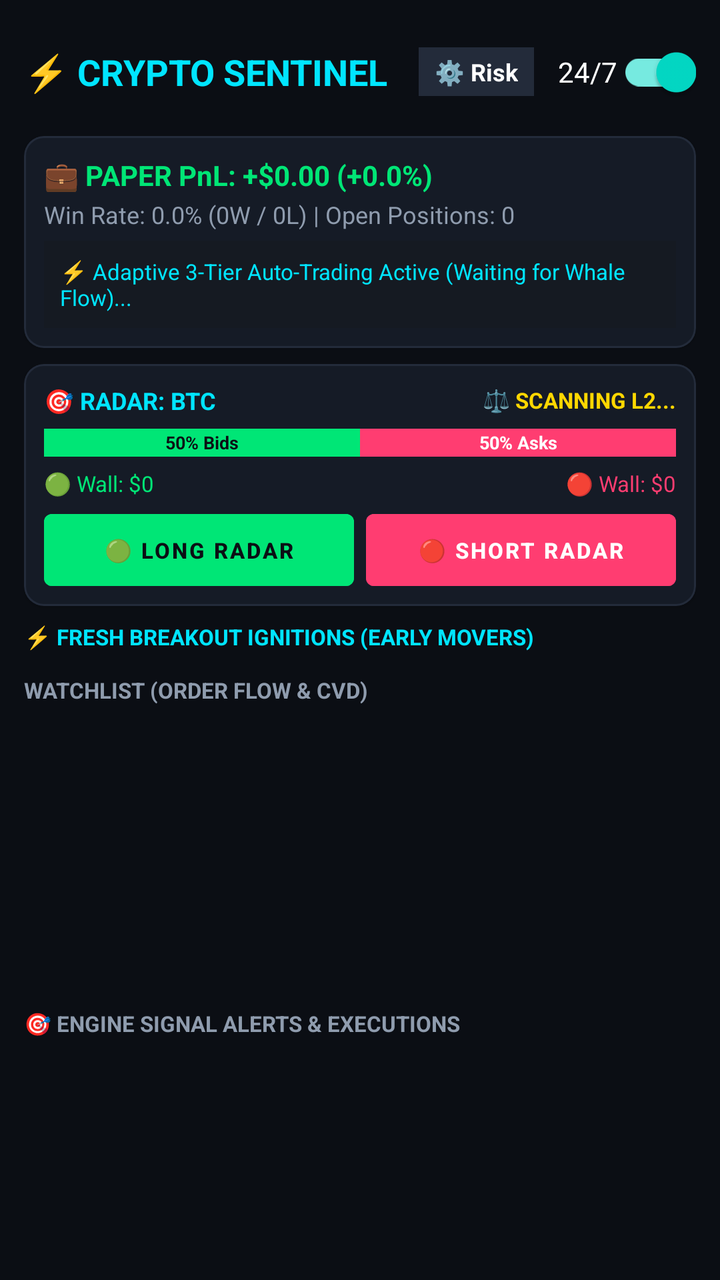
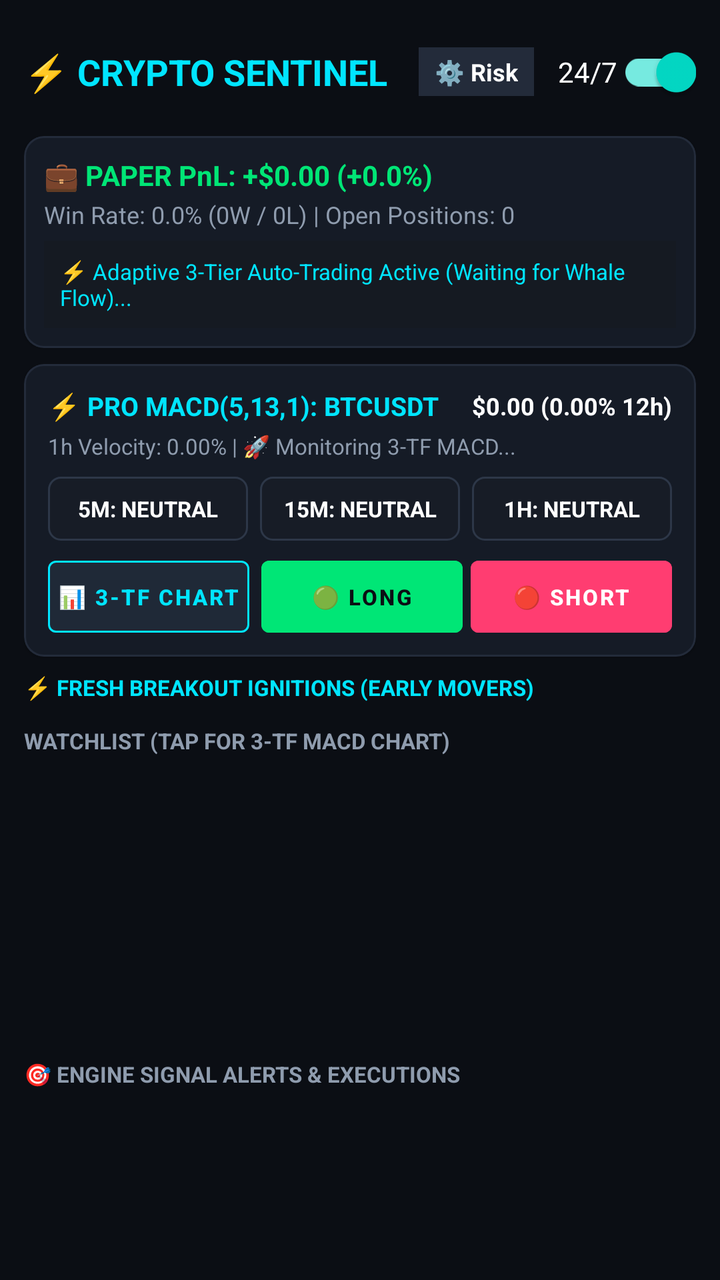

The first picture is an Android layout as it rendered before a commit; the second is the same layout after the commit. The layout source and the unified diff follow.
<!-- AndroidManifest.xml: application theme Theme.CryptoSentinel -->
<!-- res/layout/activity_main.xml -->
<?xml version="1.0" encoding="utf-8"?>
<LinearLayout xmlns:android="http://schemas.android.com/apk/res/android"
    xmlns:app="http://schemas.android.com/apk/res-auto"
    android:layout_width="match_parent"
    android:layout_height="match_parent"
    android:background="@color/bg_dark"
    android:orientation="vertical"
    android:padding="12dp">

    
    <LinearLayout
        android:layout_width="match_parent"
        android:layout_height="wrap_content"
        android:gravity="center_vertical"
        android:orientation="horizontal">

        <TextView
            android:layout_width="0dp"
            android:layout_height="wrap_content"
            android:layout_weight="1"
            android:text="⚡ CRYPTO SENTINEL"
            android:textColor="@color/primary_cyan"
            android:textSize="18sp"
            android:textStyle="bold" />

        <TextView
            android:id="@+id/btnOpenSettings"
            android:layout_width="wrap_content"
            android:layout_height="wrap_content"
            android:layout_marginEnd="12dp"
            android:background="@color/card_border"
            android:clickable="true"
            android:focusable="true"
            android:paddingHorizontal="8dp"
            android:paddingVertical="4dp"
            android:text="⚙️ Risk"
            android:textColor="@color/text_white"
            android:textSize="12sp"
            android:textStyle="bold" />

        <com.google.android.material.switchmaterial.SwitchMaterial
            android:id="@+id/switchService"
            android:layout_width="wrap_content"
            android:layout_height="wrap_content"
            android:checked="true"
            android:text="24/7"
            android:textColor="@color/text_white" />
    </LinearLayout>

    
    <com.google.android.material.card.MaterialCardView
        android:layout_width="match_parent"
        android:layout_height="wrap_content"
        android:layout_marginTop="8dp"
        app:cardBackgroundColor="@color/card_bg"
        app:cardCornerRadius="10dp"
        app:strokeColor="@color/card_border"
        app:strokeWidth="1dp">

        <LinearLayout
            android:layout_width="match_parent"
            android:layout_height="wrap_content"
            android:orientation="vertical"
            android:padding="10dp">

            <TextView
                android:id="@+id/tvPaperPnl"
                android:layout_width="wrap_content"
                android:layout_height="wrap_content"
                android:text="💼 PAPER PnL: +$0.00 (+0.0%)"
                android:textColor="@color/neon_green"
                android:textSize="14sp"
                android:textStyle="bold" />

            <TextView
                android:id="@+id/tvPaperWinRate"
                android:layout_width="wrap_content"
                android:layout_height="wrap_content"
                android:layout_marginTop="2dp"
                android:text="Win Rate: 0.0% (0W / 0L) | Open Positions: 0"
                android:textColor="@color/text_dim"
                android:textSize="12sp" />

            
            <TextView
                android:id="@+id/tvPositionsEmpty"
                android:layout_width="match_parent"
                android:layout_height="wrap_content"
                android:layout_marginTop="5dp"
                android:background="#151A22"
                android:padding="8dp"
                android:text="⚡ Adaptive 3-Tier Auto-Trading Active (Waiting for Whale Flow)..."
                android:textColor="@color/primary_cyan"
                android:textSize="11sp" />

            
            <androidx.recyclerview.widget.RecyclerView
                android:id="@+id/rvActivePositions"
                android:layout_width="match_parent"
                android:layout_height="wrap_content"
                android:layout_marginTop="2dp"
                android:nestedScrollingEnabled="false"
                android:visibility="gone" />
        </LinearLayout>
    </com.google.android.material.card.MaterialCardView>

    
    <com.google.android.material.card.MaterialCardView
        android:layout_width="match_parent"
        android:layout_height="wrap_content"
        android:layout_marginTop="8dp"
        app:cardBackgroundColor="@color/card_bg"
        app:cardCornerRadius="10dp"
        app:strokeColor="@color/card_border"
        app:strokeWidth="1dp">

        <LinearLayout
            android:layout_width="match_parent"
            android:layout_height="wrap_content"
            android:orientation="vertical"
            android:padding="10dp">

            <LinearLayout
                android:layout_width="match_parent"
                android:layout_height="wrap_content"
                android:gravity="center_vertical"
                android:orientation="horizontal">

                <TextView
                    android:id="@+id/tvRadarSymbol"
                    android:layout_width="0dp"
                    android:layout_height="wrap_content"
                    android:layout_weight="1"
                    android:text="🎯 RADAR: BTC"
                    android:textColor="@color/primary_cyan"
                    android:textSize="12sp"
                    android:textStyle="bold" />

                <TextView
                    android:id="@+id/tvRadarStatus"
                    android:layout_width="wrap_content"
                    android:layout_height="wrap_content"
                    android:text="⚖️ SCANNING L2..."
                    android:textColor="@color/gold_accent"
                    android:textSize="11sp"
                    android:textStyle="bold" />
            </LinearLayout>

            
            <LinearLayout
                android:layout_width="match_parent"
                android:layout_height="14dp"
                android:layout_marginTop="6dp"
                android:orientation="horizontal">

                <TextView
                    android:id="@+id/barBids"
                    android:layout_width="0dp"
                    android:layout_height="match_parent"
                    android:layout_weight="50"
                    android:background="@color/neon_green"
                    android:gravity="center"
                    android:text="50% Bids"
                    android:textColor="@color/bg_dark"
                    android:textSize="9sp"
                    android:textStyle="bold" />

                <TextView
                    android:id="@+id/barAsks"
                    android:layout_width="0dp"
                    android:layout_height="match_parent"
                    android:layout_weight="50"
                    android:background="@color/neon_red"
                    android:gravity="center"
                    android:text="50% Asks"
                    android:textColor="@color/text_white"
                    android:textSize="9sp"
                    android:textStyle="bold" />
            </LinearLayout>

            
            <LinearLayout
                android:layout_width="match_parent"
                android:layout_height="wrap_content"
                android:layout_marginTop="6dp"
                android:orientation="horizontal">

                <TextView
                    android:id="@+id/tvBidWall"
                    android:layout_width="0dp"
                    android:layout_height="wrap_content"
                    android:layout_weight="1"
                    android:text="🟢 Wall: $0"
                    android:textColor="@color/neon_green"
                    android:textSize="11sp" />

                <TextView
                    android:id="@+id/tvAskWall"
                    android:layout_width="0dp"
                    android:layout_height="wrap_content"
                    android:layout_weight="1"
                    android:gravity="end"
                    android:text="🔴 Wall: $0"
                    android:textColor="@color/neon_red"
                    android:textSize="11sp" />
            </LinearLayout>

            
            <LinearLayout
                android:layout_width="match_parent"
                android:layout_height="wrap_content"
                android:layout_marginTop="8dp"
                android:orientation="horizontal">

                <com.google.android.material.button.MaterialButton
                    android:id="@+id/btnRadarLong"
                    android:layout_width="0dp"
                    android:layout_height="36dp"
                    android:layout_marginEnd="6dp"
                    android:layout_weight="1"
                    android:backgroundTint="@color/neon_green"
                    android:insetTop="0dp"
                    android:insetBottom="0dp"
                    android:padding="0dp"
                    android:text="🟢 LONG RADAR"
                    android:textColor="@color/bg_dark"
                    android:textSize="11sp"
                    android:textStyle="bold" />

                <com.google.android.material.button.MaterialButton
                    android:id="@+id/btnRadarShort"
                    android:layout_width="0dp"
                    android:layout_height="36dp"
                    android:layout_weight="1"
                    android:backgroundTint="@color/neon_red"
                    android:insetTop="0dp"
                    android:insetBottom="0dp"
                    android:padding="0dp"
                    android:text="🔴 SHORT RADAR"
                    android:textColor="@color/text_white"
                    android:textSize="11sp"
                    android:textStyle="bold" />
            </LinearLayout>

        </LinearLayout>
    </com.google.android.material.card.MaterialCardView>

    
    <TextView
        android:id="@+id/tvStoriesHeader"
        android:layout_width="wrap_content"
        android:layout_height="wrap_content"
        android:layout_marginTop="8dp"
        android:layout_marginBottom="4dp"
        android:text="📖 TRADE STORY (RECENT EXITS - TAP FOR CHART)"
        android:textColor="@color/text_dim"
        android:textSize="11sp"
        android:textStyle="bold"
        android:visibility="gone" />

    
    <androidx.recyclerview.widget.RecyclerView
        android:id="@+id/rvStories"
        android:layout_width="match_parent"
        android:layout_height="wrap_content"
        android:clipToPadding="false"
        android:visibility="gone" />

    
    <TextView
        android:layout_width="wrap_content"
        android:layout_height="wrap_content"
        android:layout_marginTop="8dp"
        android:layout_marginBottom="4dp"
        android:text="⚡ FRESH BREAKOUT IGNITIONS (EARLY MOVERS)"
        android:textColor="@color/primary_cyan"
        android:textSize="11sp"
        android:textStyle="bold" />

    
    <androidx.recyclerview.widget.RecyclerView
        android:id="@+id/rvGainers"
        android:layout_width="match_parent"
        android:layout_height="wrap_content"
        android:clipToPadding="false"
        android:orientation="horizontal" />

    
    <TextView
        android:layout_width="wrap_content"
        android:layout_height="wrap_content"
        android:layout_marginTop="8dp"
        android:layout_marginBottom="4dp"
        android:text="WATCHLIST (ORDER FLOW &amp; CVD)"
        android:textColor="@color/text_dim"
        android:textSize="11sp"
        android:textStyle="bold" />

    
    <androidx.recyclerview.widget.RecyclerView
        android:id="@+id/rvCoins"
        android:layout_width="match_parent"
        android:layout_height="140dp"
        android:clipToPadding="false"
        android:scrollbars="vertical" />

    
    <TextView
        android:layout_width="wrap_content"
        android:layout_height="wrap_content"
        android:layout_marginTop="8dp"
        android:layout_marginBottom="4dp"
        android:text="🎯 ENGINE SIGNAL ALERTS &amp; EXECUTIONS"
        android:textColor="@color/text_dim"
        android:textSize="11sp"
        android:textStyle="bold" />

    
    <androidx.recyclerview.widget.RecyclerView
        android:id="@+id/rvAlerts"
        android:layout_width="match_parent"
        android:layout_height="0dp"
        android:layout_weight="1"
        android:clipToPadding="false"
        android:scrollbars="vertical" />

</LinearLayout>
<!-- resources referenced by this layout -->
<resources>
  <color name="bg_dark">#0B0E14</color>
  <color name="card_bg">#151B26</color>
  <color name="card_border">#232B3A</color>
  <color name="gold_accent">#FFD700</color>
  <color name="neon_green">#00E676</color>
  <color name="neon_red">#FF3D71</color>
  <color name="primary_cyan">#00E5FF</color>
  <color name="text_dim">#8F9CAE</color>
  <color name="text_white">#FFFFFF</color>
  <style name="Theme.CryptoSentinel" parent="Theme.MaterialComponents.DayNight.NoActionBar">
          <item name="colorPrimary">@color/primary_cyan</item>
          <item name="colorPrimaryVariant">@color/primary_cyan</item>
          <item name="colorOnPrimary">@color/bg_dark</item>
          <item name="android:windowBackground">@color/bg_dark</item>
          <item name="android:statusBarColor">@color/bg_dark</item>
          <item name="android:navigationBarColor">@color/bg_dark</item>
      </style>
</resources>

<!-- the commit's change to res/layout/activity_main.xml (unified diff, before → after) -->
@@ -106,6 +106,7 @@
 
     
     <com.google.android.material.card.MaterialCardView
+        android:id="@+id/cardProEngine"
         android:layout_width="match_parent"
         android:layout_height="wrap_content"
         android:layout_marginTop="8dp"
@@ -118,7 +119,7 @@
             android:layout_width="match_parent"
             android:layout_height="wrap_content"
             android:orientation="vertical"
-            android:padding="10dp">
+            android:padding="12dp">
 
             <LinearLayout
                 android:layout_width="match_parent"
@@ -127,54 +128,78 @@
                 android:orientation="horizontal">
 
                 <TextView
-                    android:id="@+id/tvRadarSymbol"
+                    android:id="@+id/tvProSymbol"
                     android:layout_width="0dp"
                     android:layout_height="wrap_content"
                     android:layout_weight="1"
-                    android:text="🎯 RADAR: BTC"
+                    android:text="⚡ PRO MACD(5,13,1): BTCUSDT"
                     android:textColor="@color/primary_cyan"
-                    android:textSize="12sp"
-                    android:textStyle="bold" />
-
-                <TextView
-                    android:id="@+id/tvRadarStatus"
+                    android:textSize="13sp"
+                    android:textStyle="bold" />
+
+                <TextView
+                    android:id="@+id/tvProPrice"
                     android:layout_width="wrap_content"
                     android:layout_height="wrap_content"
-                    android:text="⚖️ SCANNING L2..."
-                    android:textColor="@color/gold_accent"
-                    android:textSize="11sp"
+                    android:text="$0.00 (0.00% 12h)"
+                    android:textColor="@color/text_white"
+                    android:textSize="12sp"
                     android:textStyle="bold" />
             </LinearLayout>
+
+            <TextView
+                android:id="@+id/tvProVelocity"
+                android:layout_width="match_parent"
+                android:layout_height="wrap_content"
+                android:layout_marginTop="4dp"
+                android:text="1h Velocity: 0.00% | 🚀 Monitoring 3-TF MACD..."
+                android:textColor="@color/text_dim"
+                android:textSize="11sp" />
 
             
             <LinearLayout
                 android:layout_width="match_parent"
-                android:layout_height="14dp"
-                android:layout_marginTop="6dp"
+                android:layout_height="wrap_content"
+                android:layout_marginTop="8dp"
                 android:orientation="horizontal">
 
                 <TextView
-                    android:id="@+id/barBids"
-                    android:layout_width="0dp"
-                    android:layout_height="match_parent"
-                    android:layout_weight="50"
-                    android:background="@color/neon_green"
+                    android:id="@+id/tvProBadge5m"
+                    android:layout_width="0dp"
+                    android:layout_height="32dp"
+                    android:layout_marginEnd="4dp"
+                    android:layout_weight="1"
+                    android:background="@drawable/bg_pro_badge_neutral"
                     android:gravity="center"
-                    android:text="50% Bids"
-                    android:textColor="@color/bg_dark"
-                    android:textSize="9sp"
-                    android:textStyle="bold" />
-
-                <TextView
-                    android:id="@+id/barAsks"
-                    android:layout_width="0dp"
-                    android:layout_height="match_parent"
-                    android:layout_weight="50"
-                    android:background="@color/neon_red"
+                    android:text="5M: NEUTRAL"
+                    android:textColor="@color/text_white"
+                    android:textSize="11sp"
+                    android:textStyle="bold" />
+
+                <TextView
+                    android:id="@+id/tvProBadge15m"
+                    android:layout_width="0dp"
+                    android:layout_height="32dp"
+                    android:layout_marginHorizontal="2dp"
+                    android:layout_weight="1"
+                    android:background="@drawable/bg_pro_badge_neutral"
                     android:gravity="center"
-                    android:text="50% Asks"
-                    android:textColor="@color/text_white"
-                    android:textSize="9sp"
+                    android:text="15M: NEUTRAL"
+                    android:textColor="@color/text_white"
+                    android:textSize="11sp"
+                    android:textStyle="bold" />
+
+                <TextView
+                    android:id="@+id/tvProBadge1h"
+                    android:layout_width="0dp"
+                    android:layout_height="32dp"
+                    android:layout_marginStart="4dp"
+                    android:layout_weight="1"
+                    android:background="@drawable/bg_pro_badge_neutral"
+                    android:gravity="center"
+                    android:text="1H: NEUTRAL"
+                    android:textColor="@color/text_white"
+                    android:textSize="11sp"
                     android:textStyle="bold" />
             </LinearLayout>
 
@@ -182,53 +207,43 @@
             <LinearLayout
                 android:layout_width="match_parent"
                 android:layout_height="wrap_content"
-                android:layout_marginTop="6dp"
+                android:layout_marginTop="10dp"
                 android:orientation="horizontal">
 
-                <TextView
-                    android:id="@+id/tvBidWall"
-                    android:layout_width="0dp"
-                    android:layout_height="wrap_content"
-                    android:layout_weight="1"
-                    android:text="🟢 Wall: $0"
-                    android:textColor="@color/neon_green"
-                    android:textSize="11sp" />
-
-                <TextView
-                    android:id="@+id/tvAskWall"
-                    android:layout_width="0dp"
-                    android:layout_height="wrap_content"
-                    android:layout_weight="1"
-                    android:gravity="end"
-                    android:text="🔴 Wall: $0"
-                    android:textColor="@color/neon_red"
-                    android:textSize="11sp" />
-            </LinearLayout>
-
-            
-            <LinearLayout
-                android:layout_width="match_parent"
-                android:layout_height="wrap_content"
-                android:layout_marginTop="8dp"
-                android:orientation="horizontal">
-
                 <com.google.android.material.button.MaterialButton
-                    android:id="@+id/btnRadarLong"
+                    android:id="@+id/btnProChart"
                     android:layout_width="0dp"
                     android:layout_height="36dp"
                     android:layout_marginEnd="6dp"
+                    android:layout_weight="1"
+                    android:backgroundTint="#1F2937"
+                    android:insetTop="0dp"
+                    android:insetBottom="0dp"
+                    android:padding="0dp"
+                    android:text="📊 3-TF CHART"
+                    android:textColor="@color/primary_cyan"
+                    android:textSize="11sp"
+                    android:textStyle="bold"
+                    app:strokeColor="@color/primary_cyan"
+                    app:strokeWidth="1dp" />
+
+                <com.google.android.material.button.MaterialButton
+                    android:id="@+id/btnProLong"
+                    android:layout_width="0dp"
+                    android:layout_height="36dp"
+                    android:layout_marginEnd="4dp"
                     android:layout_weight="1"
                     android:backgroundTint="@color/neon_green"
                     android:insetTop="0dp"
                     android:insetBottom="0dp"
                     android:padding="0dp"
-                    android:text="🟢 LONG RADAR"
+                    android:text="🟢 LONG"
                     android:textColor="@color/bg_dark"
                     android:textSize="11sp"
                     android:textStyle="bold" />
 
                 <com.google.android.material.button.MaterialButton
-                    android:id="@+id/btnRadarShort"
+                    android:id="@+id/btnProShort"
                     android:layout_width="0dp"
                     android:layout_height="36dp"
                     android:layout_weight="1"
@@ -236,7 +251,7 @@
                     android:insetTop="0dp"
                     android:insetBottom="0dp"
                     android:padding="0dp"
-                    android:text="🔴 SHORT RADAR"
+                    android:text="🔴 SHORT"
                     android:textColor="@color/text_white"
                     android:textSize="11sp"
                     android:textStyle="bold" />
@@ -291,7 +306,7 @@
         android:layout_height="wrap_content"
         android:layout_marginTop="8dp"
         android:layout_marginBottom="4dp"
-        android:text="WATCHLIST (ORDER FLOW &amp; CVD)"
+        android:text="WATCHLIST (TAP FOR 3-TF MACD CHART)"
         android:textColor="@color/text_dim"
         android:textSize="11sp"
         android:textStyle="bold" />
<!-- resource entries referenced after the edit -->
@@ -3,12 +3,21 @@
   <color name="bg_dark">#0B0E14</color>
   <color name="card_bg">#151B26</color>
   <color name="card_border">#232B3A</color>
-  <color name="gold_accent">#FFD700</color>
   <color name="neon_green">#00E676</color>
   <color name="neon_red">#FF3D71</color>
   <color name="primary_cyan">#00E5FF</color>
   <color name="text_dim">#8F9CAE</color>
   <color name="text_white">#FFFFFF</color>
+  <!-- drawable bg_pro_badge_neutral (drawable) -->
+  <?xml version="1.0" encoding="utf-8"?>
+  <shape xmlns:android="http://schemas.android.com/apk/res/android"
+      android:shape="rectangle">
+      <solid android:color="#171C26" />
+      <stroke
+          android:width="1dp"
+          android:color="#2D3748" />
+      <corners android:radius="6dp" />
+  </shape>
   <style name="Theme.CryptoSentinel" parent="Theme.MaterialComponents.DayNight.NoActionBar">
           <item name="colorPrimary">@color/primary_cyan</item>
           <item name="colorPrimaryVariant">@color/primary_cyan</item>
